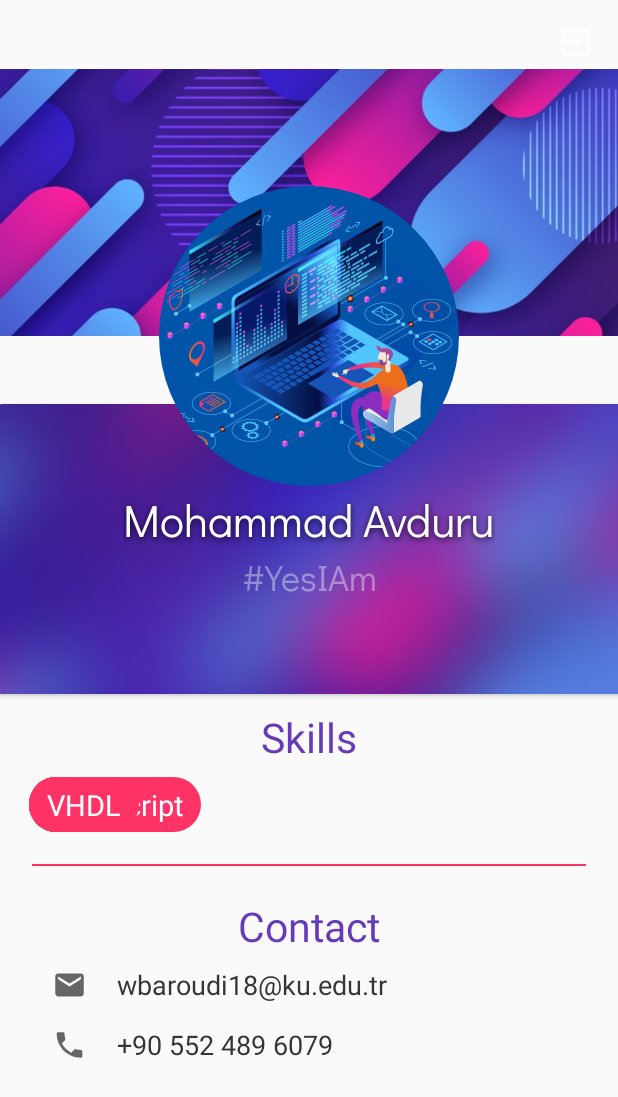
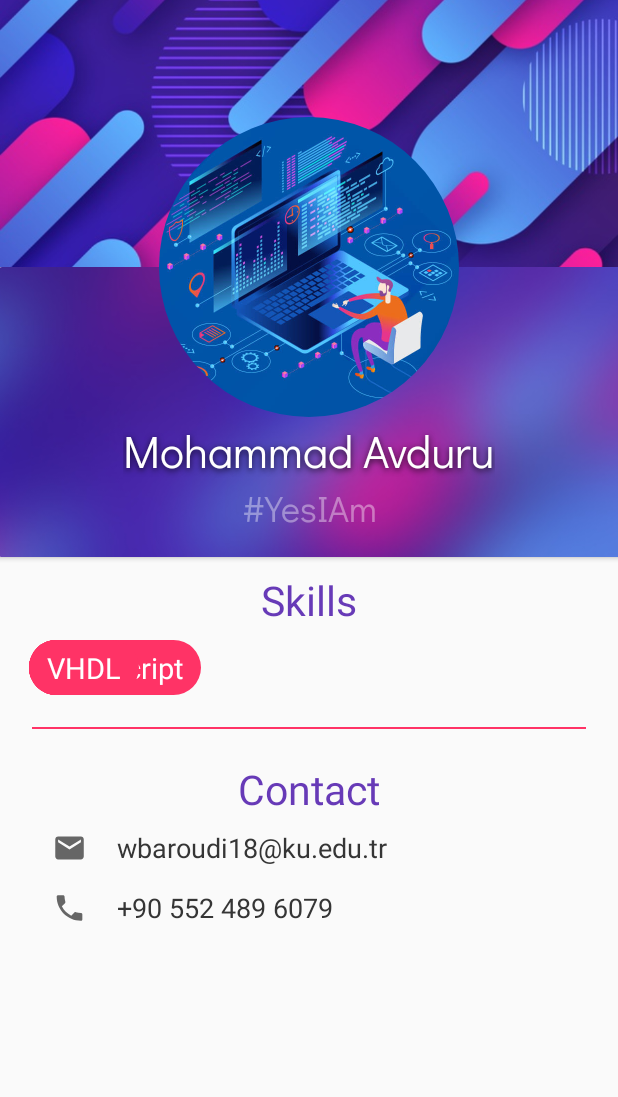
Before and after one commit to waleedbaroudi/Eino, an Android app: the UserProfileActivity screen opened directly, with no data from a screen before it, on a phone screen of 412 x 824 dp. Shown: the top 1097 px of the screen. Run offline under Robolectric (Android 15) with nearby library versions, the phone set to English and light mode, and no system bars; our stand-ins replace CircleImageView; libraries missing offline, so code that uses them is left out: com.nex3z.flowlayout; plain views replace FlowLayout; Roboto replaces fonts that are not available here; 1 statement that could not run was skipped.

Commit message:
Remove sign_out_button

```diff
--- a/app/src/main/res/layout/activity_user_profile.xml
+++ b/app/src/main/res/layout/activity_user_profile.xml
@@ -6,22 +6,6 @@
     android:layout_width="match_parent"
     android:layout_height="match_parent"
     tools:context=".controllers.UserProfileActivity">
-
-    <ImageButton
-        android:id="@+id/sign_out_button"
-        android:layout_width="wrap_content"
-        android:layout_height="wrap_content"
-        android:layout_marginTop="16dp"
-        android:layout_marginBottom="112dp"
-        android:background="#00666666"
-        android:elevation="3dp"
-        app:layout_constraintBottom_toTopOf="@+id/cardView"
-        app:layout_constraintEnd_toEndOf="parent"
-        app:layout_constraintHorizontal_bias="0.958"
-        app:layout_constraintStart_toStartOf="parent"
-        app:layout_constraintTop_toTopOf="parent"
-        app:layout_constraintVertical_bias="0.0"
-        app:srcCompat="@drawable/sign_out_vector" />
 
     <ImageView
         android:id="@+id/imageView"
@@ -45,15 +29,14 @@
         android:layout_marginLeft="-1dp"
         android:layout_marginEnd="-1dp"
         android:layout_marginRight="-1dp"
-        android:layout_marginBottom="361dp"
         android:elevation="0dp"
         app:cardElevation="2dp"
-        app:layout_constraintBottom_toBottomOf="parent"
+        app:layout_constraintBottom_toTopOf="@+id/scrollView2"
         app:layout_constraintDimensionRatio="3:1.4"
         app:layout_constraintEnd_toEndOf="parent"
         app:layout_constraintHorizontal_bias="0.5"
         app:layout_constraintStart_toStartOf="parent"
-        app:layout_constraintTop_toBottomOf="@+id/imageButton">
+        app:layout_constraintTop_toBottomOf="@+id/imageView">
 
         <ImageView
             android:id="@+id/imageView2"
```
